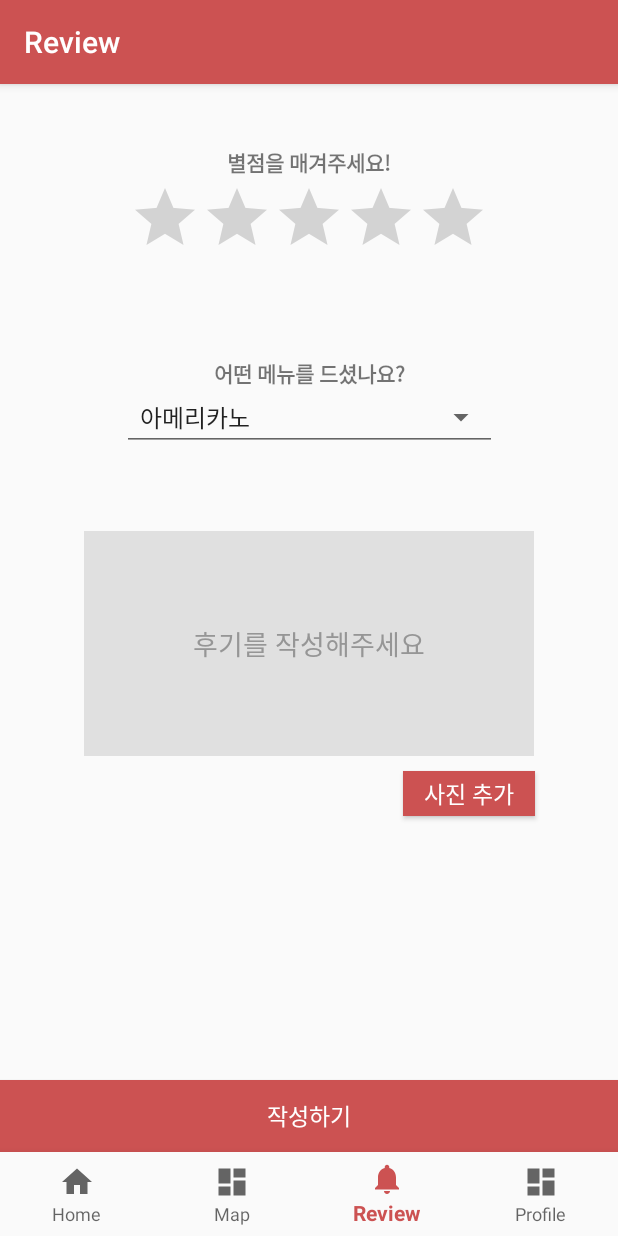
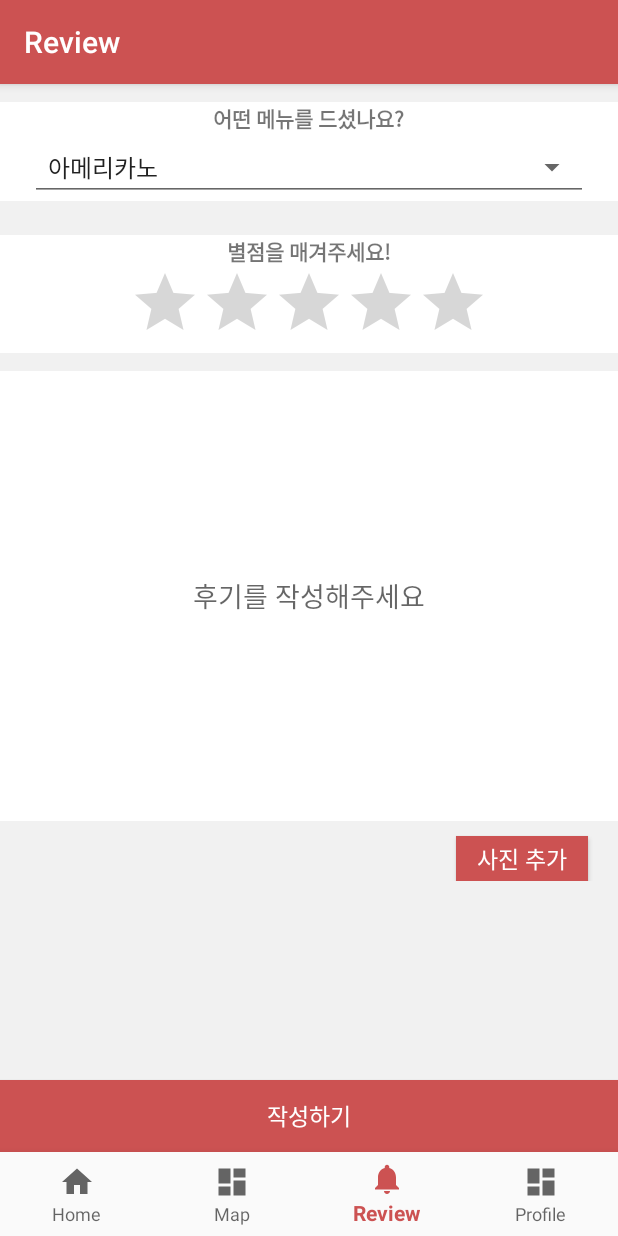
Before and after one commit to nullyng/wannaD, an Android app: the ReviewFragment screen opened through its navigation route, on a phone screen of 412 x 824 dp. Run offline under Robolectric (Android 15) with nearby library versions, the phone set to English and light mode, and no system bars; our stand-ins replace Firebase (no records; nobody signed in at launch, a user with empty details on screens opened directly), navigation-ui.

Commit message:
ui modified, review ui 50%

```diff
--- a/app/src/main/java/com/example/wannad/BottomNavigation.java
+++ b/app/src/main/java/com/example/wannad/BottomNavigation.java
@@ -42,10 +42,18 @@ public class BottomNavigation extends AppCompatActivity {
         mDatabase.child("users").setValue("Kim");
     }
 
-    public void replaceFragment(int i, Fragment fragment){
+    public void replaceFragment( Fragment fragment){
         FragmentManager fragmentManager = getSupportFragmentManager();
         FragmentTransaction fragmentTransaction = fragmentManager.beginTransaction();
         fragmentTransaction.addToBackStack(null);
         fragmentTransaction.replace(R.id.nav_host_fragment,fragment).commit();
     }
+
+    public void replacePopFragment(Fragment fragment){
+        FragmentManager fragmentManager = getSupportFragmentManager();
+        fragmentManager.popBackStackImmediate(null, FragmentManager.POP_BACK_STACK_INCLUSIVE);
+        FragmentTransaction fragmentTransaction = fragmentManager.beginTransaction();
+        fragmentTransaction.addToBackStack(null);
+        fragmentTransaction.replace(R.id.nav_host_fragment,fragment).commit();
+    }
 }
--- a/app/src/main/java/com/example/wannad/ui/home/HomeFragment.java
+++ b/app/src/main/java/com/example/wannad/ui/home/HomeFragment.java
@@ -68,7 +68,7 @@ public class HomeFragment extends Fragment {
                Bundle bundle = new Bundle(1);
                bundle.putString("name",name[i]);
                fragment.setArguments(bundle);
-               ((BottomNavigation)getActivity()).replaceFragment(R.layout.fragment_home,fragment);
+               ((BottomNavigation)getActivity()).replaceFragment(fragment);
            }
        });
 
--- a/app/src/main/res/layout/drinklist.xml
+++ b/app/src/main/res/layout/drinklist.xml
@@ -2,7 +2,7 @@
 <androidx.constraintlayout.widget.ConstraintLayout xmlns:android="http://schemas.android.com/apk/res/android"
     android:layout_width="match_parent"
     android:layout_height="wrap_content"
-    android:background="#FFE2B1"
+    android:background="#FBE5C1"
     xmlns:app="http://schemas.android.com/apk/res-auto">
 
     <TextView
--- a/app/src/main/res/layout/fragment_home.xml
+++ b/app/src/main/res/layout/fragment_home.xml
@@ -47,7 +47,7 @@
         android:layout_width="match_parent"
         android:layout_height="match_parent"
         android:layout_weight="1.5"
-        android:background="#FFE2B1"
+        android:background="#FBE5C1"
         app:layout_constraintHorizontal_bias="1.0">
 
         <ListView
--- a/app/src/main/res/layout/fragment_homedrinks.xml
+++ b/app/src/main/res/layout/fragment_homedrinks.xml
@@ -47,7 +47,7 @@
         android:layout_width="match_parent"
         android:layout_height="match_parent"
         android:layout_weight="1.5"
-        android:background="#FFE2B1"
+        android:background="#FBE5C1"
         android:orientation="vertical"
         app:layout_constraintHorizontal_bias="1.0">
 
--- a/app/src/main/res/layout/fragment_profile.xml
+++ b/app/src/main/res/layout/fragment_profile.xml
@@ -4,6 +4,7 @@
     xmlns:tools="http://schemas.android.com/tools"
     android:layout_width="match_parent"
     android:layout_height="match_parent"
+    android:background="#ffffff"
     tools:context=".ui.profile.ProfileFragment">
 
     <de.hdodenhof.circleimageview.CircleImageView
--- a/app/src/main/res/layout/fragment_review.xml
+++ b/app/src/main/res/layout/fragment_review.xml
@@ -4,39 +4,25 @@
     xmlns:tools="http://schemas.android.com/tools"
     android:layout_width="match_parent"
     android:layout_height="match_parent"
-    tools:context=".ui.map.MapFragment">
+    android:background="#F1F1F1"
+    tools:context=".ui.review.ReviewFragment">
 
-    <TextView
-        android:id="@+id/title"
-        android:layout_width="wrap_content"
+
+    <LinearLayout
+        android:id="@+id/menuchoicelayout"
+        android:layout_width="match_parent"
         android:layout_height="wrap_content"
-        android:text="별점을 매겨주세요!"
-        android:textStyle="bold"
+        android:background="#ffffff"
         app:layout_constraintLeft_toLeftOf="parent"
         app:layout_constraintRight_toRightOf="parent"
         app:layout_constraintTop_toTopOf="parent"
-        app:layout_constraintBottom_toBottomOf="parent"
-        app:layout_constraintVertical_bias="0.06"
-        tools:ignore="MissingConstraints" />
-
-    <RatingBar
-        android:id="@+id/ratingbar"
-        android:layout_width="wrap_content"
-        android:layout_height="wrap_content"
-        android:numStars="5"
-        android:stepSize="0.5"
-        tools:ignore="MissingConstraints"
-        app:layout_constraintLeft_toLeftOf="parent"
-        app:layout_constraintRight_toRightOf="parent"
-        app:layout_constraintTop_toTopOf="parent"
-        app:layout_constraintBottom_toBottomOf="parent"
-        app:layout_constraintVertical_bias="0.1"/>
-
+        app:layout_constraintBottom_toTopOf="@id/ratingbarlayout"
+        android:orientation="vertical">
     <TextView
         android:id="@+id/textView2"
         android:layout_width="wrap_content"
         android:layout_height="wrap_content"
-        android:layout_marginBottom="236dp"
+        android:layout_gravity="center"
         android:text="어떤 메뉴를 드셨나요?"
         android:textStyle="bold"
         app:layout_constraintLeft_toLeftOf="parent"
@@ -50,36 +36,64 @@
         style="@style/Widget.AppCompat.Spinner.Underlined"
         android:id="@+id/spinner"
         android:entries = "@array/array"
-        android:layout_width="250dp"
+        android:layout_marginHorizontal="20dp"
+        android:layout_width="match_parent"
         android:layout_height="wrap_content"
+        app:layout_constraintVertical_bias="0.3"
+        tools:ignore="MissingConstraints" />
+    </LinearLayout>
+
+    <LinearLayout
+        android:id="@+id/ratingbarlayout"
+        android:layout_width="match_parent"
+        android:layout_height="wrap_content"
+        android:layout_marginTop="10dp"
+        android:background="#ffffff"
+        app:layout_constraintLeft_toLeftOf="parent"
+        app:layout_constraintRight_toRightOf="parent"
+        app:layout_constraintTop_toBottomOf="@id/menuchoicelayout"
+        app:layout_constraintBottom_toTopOf="@id/revieweditlayout"
+        android:orientation="vertical">
+        <TextView
+            android:id="@+id/title"
+            android:layout_width="wrap_content"
+            android:layout_height="wrap_content"
+            android:text="별점을 매겨주세요!"
+            android:textStyle="bold"
+            android:layout_gravity="center"
+            app:layout_constraintVertical_bias="0.06"
+            tools:ignore="MissingConstraints" />
+        <RatingBar
+            android:id="@+id/ratingbar"
+            android:layout_width="wrap_content"
+            android:layout_height="wrap_content"
+            android:numStars="5"
+            android:stepSize="0.5"
+            android:layout_gravity="center"
+            app:layout_constraintVertical_bias="0.1"/>
+    </LinearLayout>
+
+    <LinearLayout
+        android:id="@+id/revieweditlayout"
+        android:layout_width="match_parent"
+        android:layout_height="wrap_content"
+        android:layout_marginTop="10dp"
         app:layout_constraintLeft_toLeftOf="parent"
         app:layout_constraintRight_toRightOf="parent"
         app:layout_constraintTop_toTopOf="parent"
         app:layout_constraintBottom_toBottomOf="parent"
-        app:layout_constraintVertical_bias="0.3"
-        tools:ignore="MissingConstraints" />
-
-    <TextView
-        android:layout_width="match_parent"
-        android:layout_height="200dp"
-        app:autoSizeTextType="uniform"
-        tools:ignore="MissingConstraints"/>
-
+        android:orientation="vertical">
     <EditText
         android:id="@+id/writeReview"
-        android:layout_width="300dp"
-        android:layout_height="150dp"
-        android:background="@color/textBackground"
+        android:layout_width="match_parent"
+        android:layout_height="300dp"
+        android:background="#ffffff"
         android:ems="10"
         android:gravity="center"
         android:hint="후기를 작성해주세요"
         android:inputType="text"
         android:privateImeOptions="defaultInputmode=korean"
-        android:textColorHint="#969696"
-        app:layout_constraintBottom_toBottomOf="parent"
-        app:layout_constraintLeft_toLeftOf="parent"
-        app:layout_constraintRight_toRightOf="parent"
-        app:layout_constraintTop_toTopOf="parent"
+        android:layout_gravity="center"
         app:layout_constraintVertical_bias="0.53"
         tools:ignore="MissingConstraints" />
 
@@ -88,16 +102,14 @@
         android:layout_width="wrap_content"
         android:layout_height="30dp"
         android:layout_marginTop="10dp"
+        android:layout_marginRight="20dp"
         android:text="사진 추가"
         android:textSize="15dp"
         android:textColor="#ffffff"
         android:background="@color/colorPrimary"
-        app:layout_constraintTop_toBottomOf="@+id/writeReview"
-        app:layout_constraintRight_toRightOf="parent"
-        app:layout_constraintLeft_toLeftOf="parent"
-        app:layout_constraintHorizontal_bias="0.83"
+        android:layout_gravity="right"
         tools:ignore="MissingConstraints" />
-
+    </LinearLayout>
     <Button
         android:id="@+id/sendReview"
         android:layout_width="match_parent"
--- a/app/src/main/res/layout/listitem1.xml
+++ b/app/src/main/res/layout/listitem1.xml
@@ -4,7 +4,7 @@
     xmlns:tools="http://schemas.android.com/tools"
     android:layout_width="match_parent"
     android:layout_height="90dp"
-    android:background="#FFE2B1">
+    android:background="#FBE5C1">
 
     <ImageView
         android:id="@+id/cafe_icon"
--- a/app/src/main/res/values/colors.xml
+++ b/app/src/main/res/values/colors.xml
@@ -2,6 +2,6 @@
 <resources>
     <color name="colorPrimary">#CC5252</color>
     <color name="colorPrimaryDark">#000000</color>
-    <color name="colorAccent">#03DAC5</color>
+    <color name="colorAccent">#FDE33B</color>
     <color name="textBackground">#E0E0E0</color>
 </resources>
```
